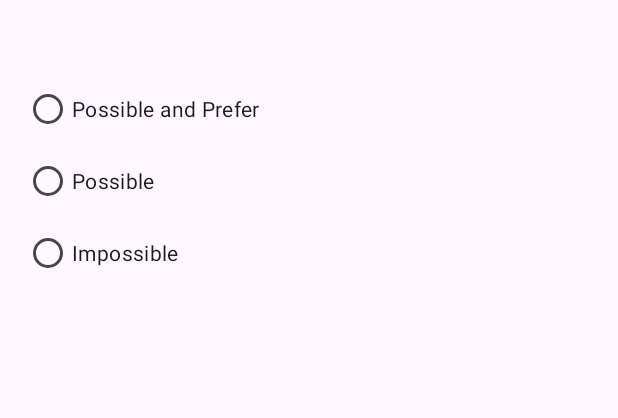
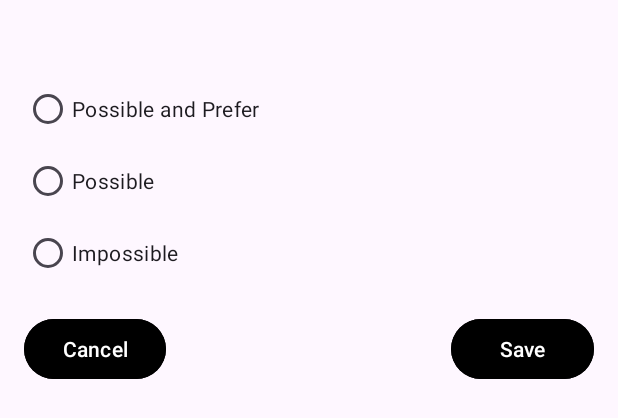
Before and after one commit to hadarlevy/schedule_App, an Android app: the layout dialog_shift_options.xml on its own in the app's theme, with its tools: preview values and no code run, on a phone screen of 412 x 824 dp. Shown: the top 418 px of the screen. Run offline under Robolectric (Android 15) with nearby library versions, the phone set to English and light mode, and no system bars.

```diff
--- a/app/src/main/res/layout/dialog_shift_options.xml
+++ b/app/src/main/res/layout/dialog_shift_options.xml
@@ -36,4 +36,29 @@
             android:layout_height="wrap_content"
             android:text="Impossible" />
     </RadioGroup>
+
+    <LinearLayout
+        android:layout_width="match_parent"
+        android:layout_height="wrap_content"
+        android:orientation="horizontal"
+        android:paddingTop="16dp">
+
+        <Button
+            android:id="@+id/btn_cancel"
+            android:layout_width="0px"
+            android:layout_height="wrap_content"
+            android:layout_weight="1"
+            android:layout_marginEnd="170dp"
+            android:backgroundTint="@color/black"
+            android:text="Cancel" />
+
+        <Button
+            android:id="@+id/btn_save"
+            android:layout_width="0dp"
+            android:layout_height="wrap_content"
+            android:layout_weight="1"
+            android:backgroundTint="@color/black"
+            android:layout_marginStart="20dp"
+        android:text="Save" />
+    </LinearLayout>
 </LinearLayout>
```
Also changed, not shown: app/src/main/java/com/example/schedule_application/MainActivity.java (+17 -14 lines).
